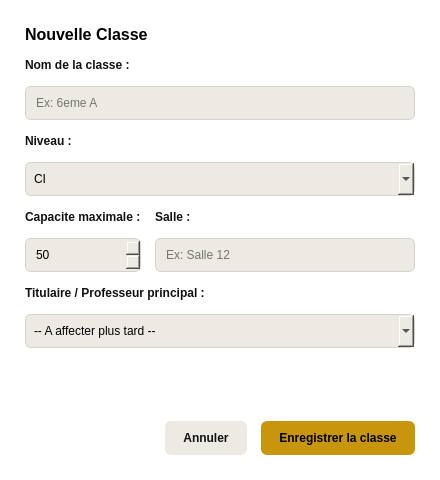
Old version of the form ui/ui_files/classes/classe_dialog.ui in the repository laudesmassamba1-ai/Logiciel-de-gestion-scolaire.
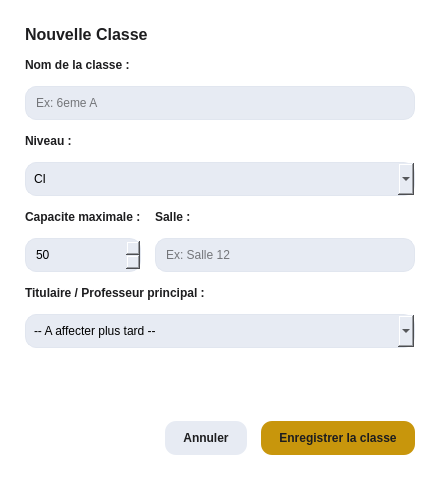
New version of the form.

The edit to the form file:
```diff
--- a/ui/ui_files/classes/classe_dialog.ui
+++ b/ui/ui_files/classes/classe_dialog.ui
@@ -17,10 +17,10 @@
    <string>
     QDialog { background-color: #FFFFFF; font-family: 'Segoe UI', sans-serif; }
     QLineEdit, QComboBox, QSpinBox {
-        border: 1px solid #D5D2CB;
-        border-radius: 6px;
+        border: 1px solid #E1E6EF;
+        border-radius: 11px;
         padding: 8px;
-        background-color: #EDEAE4;
+        background-color: #E7EBF3;
     }
     QLineEdit:focus, QComboBox:focus, QSpinBox:focus {
         border: 1px solid #C8960C;
@@ -48,7 +48,7 @@
    <item>
     <widget class="QLabel" name="lbl_dialog_title">
      <property name="styleSheet">
-      <string>color: #000000; font-size: 16px; font-weight: bold;</string>
+      <string>color: #1D1D1F; font-size: 16px; font-weight: bold;</string>
      </property>
      <property name="text">
       <string>Nouvelle Classe</string>
@@ -59,7 +59,7 @@
    <item>
     <widget class="QLabel" name="lbl_field1">
      <property name="styleSheet">
-      <string>color: #111111; font-weight: bold; font-size: 12px;</string>
+      <string>color: #1D1D1F; font-weight: bold; font-size: 12px;</string>
      </property>
      <property name="text">
       <string>Nom de la classe :</string>
@@ -77,7 +77,7 @@
    <item>
     <widget class="QLabel" name="lbl_field2">
      <property name="styleSheet">
-      <string>color: #111111; font-weight: bold; font-size: 12px;</string>
+      <string>color: #1D1D1F; font-weight: bold; font-size: 12px;</string>
      </property>
      <property name="text">
       <string>Niveau :</string>
@@ -164,7 +164,7 @@
        <item>
         <widget class="QLabel" name="lbl_field3">
          <property name="styleSheet">
-          <string>color: #111111; font-weight: bold; font-size: 12px;</string>
+          <string>color: #1D1D1F; font-weight: bold; font-size: 12px;</string>
          </property>
          <property name="text">
           <string>Capacite maximale :</string>
@@ -191,7 +191,7 @@
        <item>
         <widget class="QLabel" name="lbl_field4">
          <property name="styleSheet">
-          <string>color: #111111; font-weight: bold; font-size: 12px;</string>
+          <string>color: #1D1D1F; font-weight: bold; font-size: 12px;</string>
          </property>
          <property name="text">
           <string>Salle :</string>
@@ -213,7 +213,7 @@
    <item>
     <widget class="QLabel" name="lbl_field5">
      <property name="styleSheet">
-      <string>color: #111111; font-weight: bold; font-size: 12px;</string>
+      <string>color: #1D1D1F; font-weight: bold; font-size: 12px;</string>
      </property>
      <property name="text">
       <string>Titulaire / Professeur principal :</string>
@@ -262,7 +262,7 @@
      <item>
       <widget class="QPushButton" name="btn_cancel">
        <property name="styleSheet">
-        <string>background-color: #EDEAE4; color: #111111; border: none; border-radius: 6px; padding: 10px 18px; font-weight: bold;</string>
+        <string>background-color: #E7EBF3; color: #1D1D1F; border: none; border-radius: 11px; padding: 10px 18px; font-weight: bold;</string>
        </property>
        <property name="text">
         <string>Annuler</string>
@@ -275,7 +275,7 @@
         <cursorShape>PointingHandCursor</cursorShape>
        </property>
        <property name="styleSheet">
-        <string>background-color: #C8960C; color: #000000; border: none; border-radius: 6px; padding: 10px 18px; font-weight: bold;</string>
+        <string>background-color: #C8960C; color: #1D1D1F; border: none; border-radius: 11px; padding: 10px 18px; font-weight: bold;</string>
        </property>
        <property name="text">
         <string>Enregistrer la classe</string>
```
